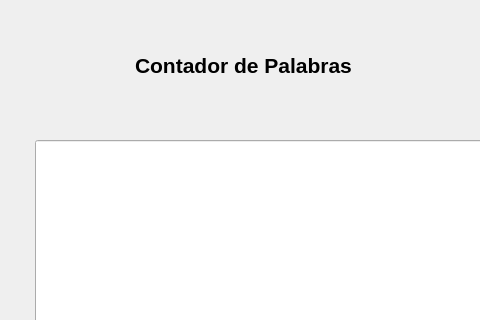
Above: contadorPalabras.ui from 253111100-hub/ContadorPalabrasJVHP before the change; both pictures show x 115 to 595 and y 0 to 320 of the 800 by 592 pixel window. Below: the same form after it.
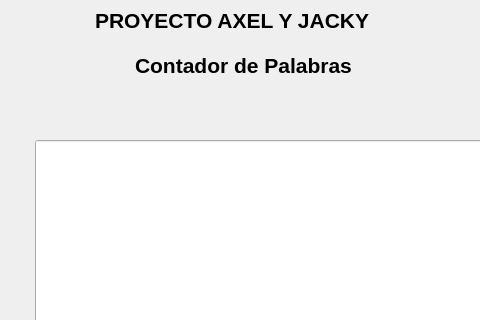
That is the form after the change.

Commit message: Se añadio el titulo de la actividad

Diff of the .ui file:
```diff
--- a/contadorPalabras.ui
+++ b/contadorPalabras.ui
@@ -97,6 +97,26 @@
      <string>contar</string>
     </property>
    </widget>
+   <widget class="QLabel" name="label_2">
+    <property name="geometry">
+     <rect>
+      <x>210</x>
+      <y>0</y>
+      <width>291</width>
+      <height>41</height>
+     </rect>
+    </property>
+    <property name="font">
+     <font>
+      <pointsize>16</pointsize>
+      <weight>75</weight>
+      <bold>true</bold>
+     </font>
+    </property>
+    <property name="text">
+     <string>PROYECTO AXEL Y JACKY</string>
+    </property>
+   </widget>
   </widget>
   <widget class="QMenuBar" name="menubar">
    <property name="geometry">
```
